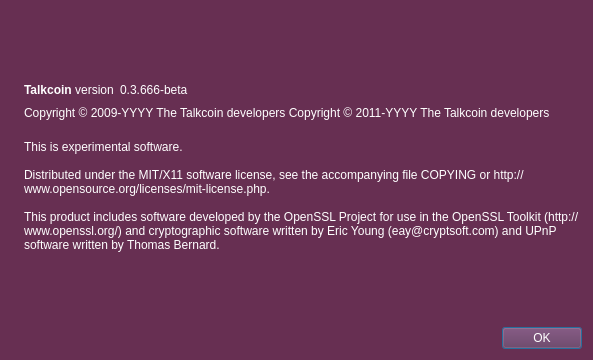
The window that src/qt/forms/aboutdialog.ui (talkcoin/talkcoin-wallet) describes before a commit, drawn with Qt 5.
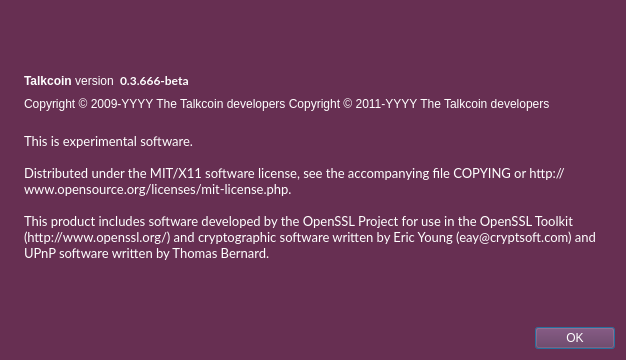
The same window after the commit. Icons and pictures are not drawn.

```diff
--- a/src/qt/forms/aboutdialog.ui
+++ b/src/qt/forms/aboutdialog.ui
@@ -6,7 +6,7 @@
    <rect>
     <x>0</x>
     <y>0</y>
-    <width>593</width>
+    <width>626</width>
     <height>360</height>
    </rect>
   </property>
@@ -63,6 +63,13 @@
        </item>
        <item>
         <widget class="QLabel" name="versionLabel">
+         <property name="font">
+          <font>
+           <family>Lato</family>
+           <weight>75</weight>
+           <bold>true</bold>
+          </font>
+         </property>
          <property name="cursor">
           <cursorShape>IBeamCursor</cursorShape>
          </property>
@@ -108,6 +115,12 @@
      </item>
      <item>
       <widget class="QLabel" name="label_2">
+       <property name="font">
+        <font>
+         <family>Lato</family>
+         <pointsize>10</pointsize>
+        </font>
+       </property>
        <property name="cursor">
         <cursorShape>IBeamCursor</cursorShape>
        </property>
```
